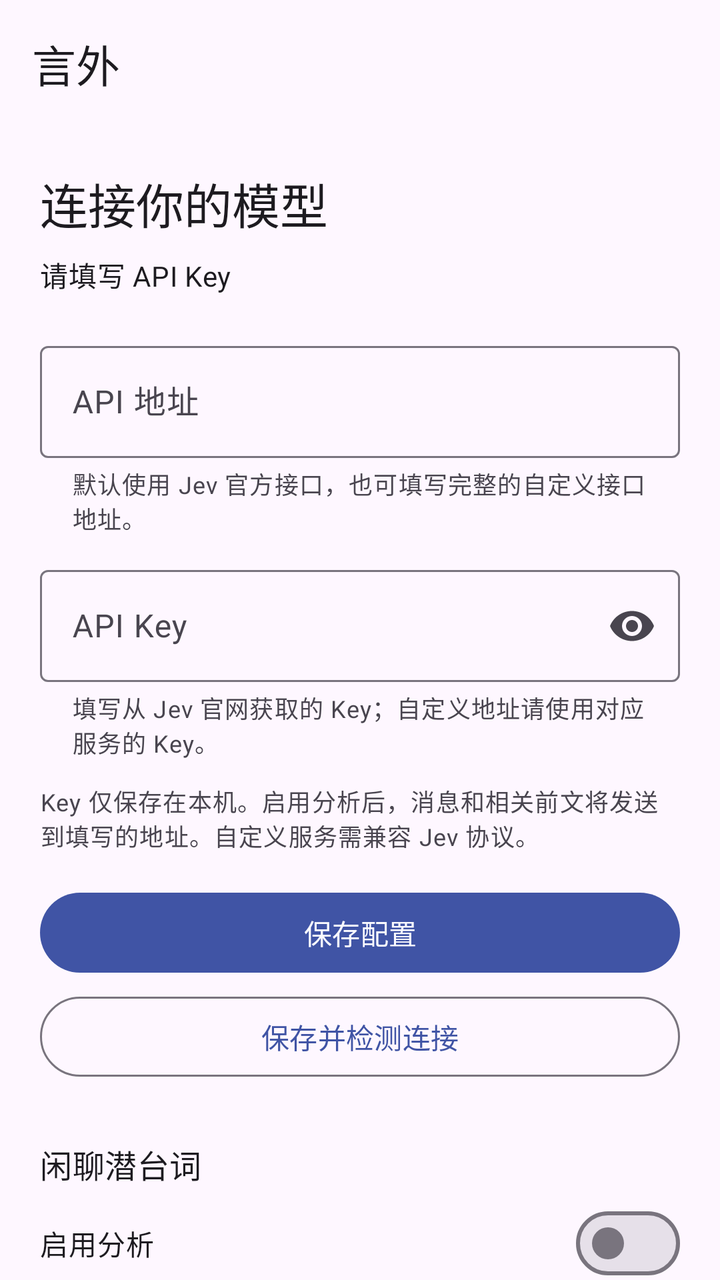
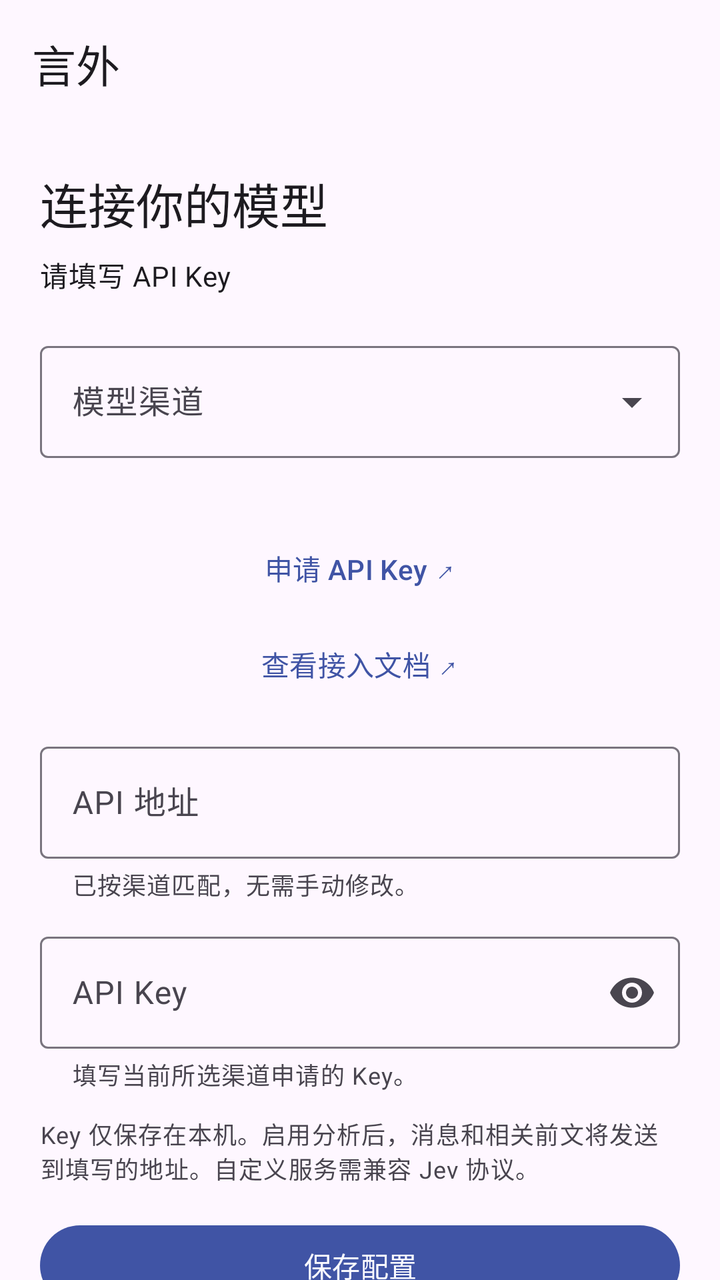

An Android layout rendered at two revisions. The XML below is the earlier revision; the diff shows what the commit changed to produce the second picture.
<!-- AndroidManifest.xml: application theme Theme.WeChatMood -->
<!-- res/layout/activity_main.xml -->
<?xml version="1.0" encoding="utf-8"?>
<LinearLayout xmlns:android="http://schemas.android.com/apk/res/android" xmlns:app="http://schemas.android.com/apk/res-auto"
    android:layout_width="match_parent" android:layout_height="match_parent"
    android:background="?attr/colorSurface" android:orientation="vertical">
    <com.google.android.material.appbar.MaterialToolbar android:layout_width="match_parent"
        android:layout_height="wrap_content" android:minHeight="?attr/actionBarSize" app:title="@string/app_name" />
    <androidx.core.widget.NestedScrollView android:layout_width="match_parent" android:layout_height="0dp"
        android:layout_weight="1" android:fillViewport="true" android:clipToPadding="false">
        <LinearLayout android:layout_width="match_parent" android:layout_height="wrap_content"
            android:orientation="vertical" android:padding="20dp">
            <TextView android:layout_width="match_parent" android:layout_height="wrap_content"
                android:text="连接你的模型" android:textAppearance="?attr/textAppearanceHeadlineSmall" />
            <TextView android:id="@+id/textModelStatus" android:layout_width="match_parent"
                android:layout_height="wrap_content" android:layout_marginTop="8dp"
                android:text="请填写 API Key" android:textAppearance="?attr/textAppearanceBodyMedium" />
            <com.google.android.material.textfield.TextInputLayout android:id="@+id/layoutApiBase"
                style="@style/Widget.Material3.TextInputLayout.OutlinedBox"
                android:layout_width="match_parent" android:layout_height="wrap_content"
                android:layout_marginTop="20dp" android:hint="API 地址"
                app:helperText="默认使用 Jev 官方接口，也可填写完整的自定义接口地址。">
                <com.google.android.material.textfield.TextInputEditText android:id="@+id/inputApiBase"
                    android:layout_width="match_parent" android:layout_height="wrap_content"
                    android:minHeight="56dp" android:inputType="textUri" android:maxLines="3"
                    android:importantForAutofill="no" android:saveEnabled="false" />
            </com.google.android.material.textfield.TextInputLayout>
            <com.google.android.material.textfield.TextInputLayout android:id="@+id/layoutApiKey"
                style="@style/Widget.Material3.TextInputLayout.OutlinedBox"
                android:layout_width="match_parent" android:layout_height="wrap_content"
                android:layout_marginTop="12dp" android:hint="API Key" app:endIconMode="password_toggle"
                app:helperText="填写从 Jev 官网获取的 Key；自定义地址请使用对应服务的 Key。">
                <com.google.android.material.textfield.TextInputEditText android:id="@+id/inputApiKey"
                    android:layout_width="match_parent" android:layout_height="wrap_content"
                    android:minHeight="56dp" android:inputType="textPassword" android:singleLine="true"
                    android:importantForAutofill="no" android:saveEnabled="false" />
            </com.google.android.material.textfield.TextInputLayout>
            <TextView android:layout_width="match_parent" android:layout_height="wrap_content"
                android:layout_marginTop="12dp"
                android:text="Key 仅保存在本机。启用分析后，消息和相关前文将发送到填写的地址。自定义服务需兼容 Jev 协议。"
                android:textAppearance="?attr/textAppearanceBodySmall" />
            <com.google.android.material.button.MaterialButton android:id="@+id/buttonSaveApi"
                android:layout_width="match_parent" android:layout_height="wrap_content"
                android:minHeight="48dp" android:layout_marginTop="16dp" android:text="保存配置" />
            <com.google.android.material.button.MaterialButton android:id="@+id/buttonTestModel"
                style="@style/Widget.Material3.Button.OutlinedButton"
                android:layout_width="match_parent" android:layout_height="wrap_content"
                android:minHeight="48dp" android:layout_marginTop="4dp" android:text="保存并检测连接" />
            <TextView android:id="@+id/textTestResult" android:layout_width="match_parent"
                android:layout_height="wrap_content" android:layout_marginTop="8dp"
                android:accessibilityLiveRegion="polite" android:visibility="gone"
                android:textAppearance="?attr/textAppearanceBodyMedium" />
            <TextView android:layout_width="match_parent" android:layout_height="wrap_content"
                android:layout_marginTop="28dp" android:text="闲聊潜台词" android:textAppearance="?attr/textAppearanceTitleMedium" />
            <com.google.android.material.materialswitch.MaterialSwitch android:id="@+id/switchEnabled"
                android:layout_width="match_parent" android:layout_height="wrap_content"
                android:minHeight="56dp" android:text="启用分析" />
            <com.google.android.material.materialswitch.MaterialSwitch android:id="@+id/switchBadge"
                android:layout_width="match_parent" android:layout_height="wrap_content"
                android:minHeight="56dp" android:text="在文字气泡下绘制分析结果" />
            <TextView android:layout_width="match_parent" android:layout_height="wrap_content"
                android:text="结合前文展示情绪概率，分别判断可能的潜台词和下一步建议。没有可靠选择就只显示情绪概率，模型判断仅供参考。只分析可见的对方纯文本，超过 1000 字符及媒体消息跳过。聊天右上角「绘制」控制显示，长按打开操作；关闭上方分析开关才停止新请求。不会替你回复。"
                android:textAppearance="?attr/textAppearanceBodySmall" />
            <TextView android:layout_width="match_parent" android:layout_height="wrap_content"
                android:layout_marginTop="28dp" android:text="使用状态" android:textAppearance="?attr/textAppearanceTitleMedium" />
            <TextView android:id="@+id/textFrameworkStatus" android:layout_width="match_parent"
                android:layout_height="wrap_content" android:layout_marginTop="8dp"
                android:textAppearance="?attr/textAppearanceBodyMedium" />
            <TextView android:layout_width="match_parent" android:layout_height="wrap_content"
                android:layout_marginTop="12dp"
                android:text="首次使用：在 LSPosed 中启用本模块，作用域选择微信，然后重新启动微信。"
                android:textAppearance="?attr/textAppearanceBodyMedium" />
            <com.google.android.material.button.MaterialButton android:id="@+id/buttonDebug"
                style="@style/Widget.Material3.Button.TextButton"
                android:layout_width="match_parent" android:layout_height="wrap_content"
                android:layout_marginTop="20dp" android:minHeight="48dp" android:text="展开排查信息" />
            <LinearLayout android:id="@+id/debugPanel" android:layout_width="match_parent"
                android:layout_height="wrap_content" android:orientation="vertical" android:visibility="gone">
                <com.google.android.material.materialswitch.MaterialSwitch android:id="@+id/switchExplore"
                    android:layout_width="match_parent" android:layout_height="wrap_content"
                    android:minHeight="56dp" android:text="记录微信适配信息" />
                <TextView android:layout_width="match_parent" android:layout_height="wrap_content"
                    android:text="这里显示本 APP 的检测记录；微信内的详细日志由电脑读取。修改适配开关后需重启微信。"
                    android:textAppearance="?attr/textAppearanceBodySmall" />
                <com.google.android.material.button.MaterialButton android:id="@+id/buttonRefreshLog"
                    style="@style/Widget.Material3.Button.OutlinedButton"
                    android:layout_width="match_parent" android:layout_height="wrap_content" android:text="刷新状态与记录" />
                <com.google.android.material.button.MaterialButton android:id="@+id/buttonCopyLog"
                    style="@style/Widget.Material3.Button.TextButton"
                    android:layout_width="match_parent" android:layout_height="wrap_content" android:text="复制检测记录" />
                <TextView android:id="@+id/textLog" android:layout_width="match_parent"
                    android:layout_height="wrap_content" android:textIsSelectable="true"
                    android:textAppearance="?attr/textAppearanceBodySmall" />
            </LinearLayout>
        </LinearLayout>
    </androidx.core.widget.NestedScrollView>
</LinearLayout>
<!-- resources referenced by this layout -->
<resources>
  <string name="app_name">言外</string>
  <style name="Theme.WeChatMood" parent="Theme.Material3.DayNight.NoActionBar">
          <item name="colorPrimary">@color/brand_primary</item>
          <item name="colorOnPrimary">@color/brand_on_primary</item>
          <item name="colorSecondary">@color/brand_primary</item>
          <item name="colorOnSecondary">@color/brand_on_primary</item>
      </style>
  <color name="brand_primary">#4054A5</color>
  <color name="brand_on_primary">#FAFAFF</color>
</resources>

<!-- the commit's change to res/layout/activity_main.xml (unified diff, before → after) -->
@@ -13,21 +13,50 @@
             <TextView android:id="@+id/textModelStatus" android:layout_width="match_parent"
                 android:layout_height="wrap_content" android:layout_marginTop="8dp"
                 android:text="请填写 API Key" android:textAppearance="?attr/textAppearanceBodyMedium" />
+            <com.google.android.material.textfield.TextInputLayout android:id="@+id/layoutProvider"
+                style="@style/Widget.Material3.TextInputLayout.OutlinedBox.ExposedDropdownMenu"
+                android:layout_width="match_parent" android:layout_height="wrap_content"
+                android:layout_marginTop="20dp" android:hint="模型渠道">
+                <com.google.android.material.textfield.MaterialAutoCompleteTextView android:id="@+id/inputProvider"
+                    android:layout_width="match_parent" android:layout_height="wrap_content"
+                    android:minHeight="56dp" android:inputType="none" android:saveEnabled="false" />
+            </com.google.android.material.textfield.TextInputLayout>
+            <TextView android:id="@+id/textProviderGuide" android:layout_width="match_parent"
+                android:layout_height="wrap_content" android:layout_marginTop="12dp"
+                android:textAppearance="?attr/textAppearanceBodyMedium" />
+            <com.google.android.material.button.MaterialButton android:id="@+id/buttonGetKey"
+                style="@style/Widget.Material3.Button.TextButton"
+                android:layout_width="match_parent" android:layout_height="wrap_content"
+                android:minHeight="48dp" android:text="申请 API Key ↗" />
+            <com.google.android.material.button.MaterialButton android:id="@+id/buttonProviderDocs"
+                style="@style/Widget.Material3.Button.TextButton"
+                android:layout_width="match_parent" android:layout_height="wrap_content"
+                android:minHeight="48dp" android:text="查看接入文档 ↗" />
             <com.google.android.material.textfield.TextInputLayout android:id="@+id/layoutApiBase"
                 style="@style/Widget.Material3.TextInputLayout.OutlinedBox"
                 android:layout_width="match_parent" android:layout_height="wrap_content"
-                android:layout_marginTop="20dp" android:hint="API 地址"
-                app:helperText="默认使用 Jev 官方接口，也可填写完整的自定义接口地址。">
+                android:layout_marginTop="12dp" android:hint="API 地址"
+                app:helperText="已按渠道匹配，无需手动修改。">
                 <com.google.android.material.textfield.TextInputEditText android:id="@+id/inputApiBase"
                     android:layout_width="match_parent" android:layout_height="wrap_content"
                     android:minHeight="56dp" android:inputType="textUri" android:maxLines="3"
+                    android:importantForAutofill="no" android:saveEnabled="false" />
+            </com.google.android.material.textfield.TextInputLayout>
+            <com.google.android.material.textfield.TextInputLayout android:id="@+id/layoutApiModel"
+                style="@style/Widget.Material3.TextInputLayout.OutlinedBox"
+                android:layout_width="match_parent" android:layout_height="wrap_content"
+                android:layout_marginTop="12dp" android:hint="模型名" android:visibility="gone"
+                app:helperText="按服务商文档填写，留空使用 jev-1.13.0。">
+                <com.google.android.material.textfield.TextInputEditText android:id="@+id/inputApiModel"
+                    android:layout_width="match_parent" android:layout_height="wrap_content"
+                    android:minHeight="56dp" android:inputType="textVisiblePassword" android:singleLine="true"
                     android:importantForAutofill="no" android:saveEnabled="false" />
             </com.google.android.material.textfield.TextInputLayout>
             <com.google.android.material.textfield.TextInputLayout android:id="@+id/layoutApiKey"
                 style="@style/Widget.Material3.TextInputLayout.OutlinedBox"
                 android:layout_width="match_parent" android:layout_height="wrap_content"
                 android:layout_marginTop="12dp" android:hint="API Key" app:endIconMode="password_toggle"
-                app:helperText="填写从 Jev 官网获取的 Key；自定义地址请使用对应服务的 Key。">
+                app:helperText="填写当前所选渠道申请的 Key。">
                 <com.google.android.material.textfield.TextInputEditText android:id="@+id/inputApiKey"
                     android:layout_width="match_parent" android:layout_height="wrap_content"
                     android:minHeight="56dp" android:inputType="textPassword" android:singleLine="true"
